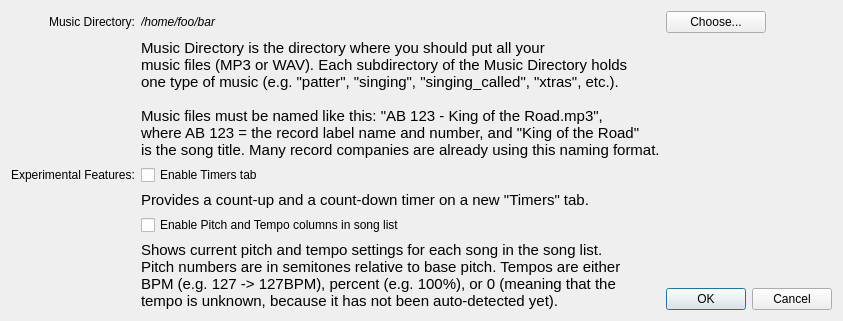
Above: SquareDesk-DEV/test123/preferencesdialog.ui from mpogue2/SquareDesk before the change. Below: the same form after it.
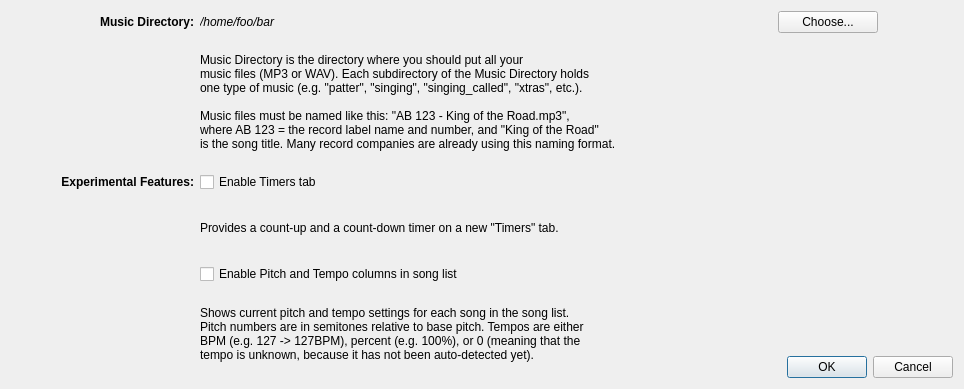
That is the form after the change.

Commit message:
Fixed bad font sizes on Windows in Prefs dialog
To fix this, they need to be set explicitly at constructor time, AND the "font-size" tags need to be removed from the HTML itself, so that the explicit calls to set font size will work.

Patch:
```diff
--- a/SquareDesk-DEV/test123/preferencesdialog.ui
+++ b/SquareDesk-DEV/test123/preferencesdialog.ui
@@ -6,8 +6,8 @@
    <rect>
     <x>0</x>
     <y>0</y>
-    <width>758</width>
-    <height>286</height>
+    <width>964</width>
+    <height>389</height>
    </rect>
   </property>
   <property name="windowTitle">
@@ -39,6 +39,12 @@
    </item>
    <item row="0" column="0">
     <widget class="QLabel" name="musicPathLabel">
+     <property name="font">
+      <font>
+       <weight>75</weight>
+       <bold>true</bold>
+      </font>
+     </property>
      <property name="text">
       <string>Music Directory:</string>
      </property>
@@ -64,7 +70,7 @@
    <item row="1" column="1" rowspan="2" colspan="2">
     <widget class="QLabel" name="label">
      <property name="text">
-      <string>&lt;html&gt;&lt;head/&gt;&lt;body&gt;&lt;p&gt;&lt;span style=&quot; font-size:11pt;&quot;&gt;Music Directory is the directory where you should put all your &lt;br/&gt;music files (MP3 or WAV). Each subdirectory of the Music Directory holds &lt;br/&gt;one type of music (e.g. &amp;quot;patter&amp;quot;, &amp;quot;singing&amp;quot;, &amp;quot;singing_called&amp;quot;, &amp;quot;xtras&amp;quot;, etc.). &lt;br/&gt;&lt;br/&gt;Music files must be named like this: &amp;quot;AB 123 - King of the Road.mp3&amp;quot;, &lt;br/&gt;where AB 123 = the record label name and number, and &amp;quot;King of the Road&amp;quot;&lt;br/&gt;is the song title. Many record companies are already using this naming format.&lt;/span&gt;&lt;/p&gt;&lt;/body&gt;&lt;/html&gt;</string>
+      <string>&lt;html&gt;&lt;head/&gt;&lt;body&gt;&lt;p&gt;&lt;span style=&quot;&quot;&gt;Music Directory is the directory where you should put all your &lt;br/&gt;music files (MP3 or WAV). Each subdirectory of the Music Directory holds &lt;br/&gt;one type of music (e.g. &amp;quot;patter&amp;quot;, &amp;quot;singing&amp;quot;, &amp;quot;singing_called&amp;quot;, &amp;quot;xtras&amp;quot;, etc.). &lt;br/&gt;&lt;br/&gt;Music files must be named like this: &amp;quot;AB 123 - King of the Road.mp3&amp;quot;, &lt;br/&gt;where AB 123 = the record label name and number, and &amp;quot;King of the Road&amp;quot;&lt;br/&gt;is the song title. Many record companies are already using this naming format.&lt;/span&gt;&lt;/p&gt;&lt;/body&gt;&lt;/html&gt;</string>
      </property>
     </widget>
    </item>
@@ -91,21 +97,30 @@
    <item row="4" column="1">
     <widget class="QLabel" name="label_2">
      <property name="text">
-      <string>&lt;html&gt;&lt;head/&gt;&lt;body&gt;&lt;p&gt;&lt;span style=&quot; font-size:11pt;&quot;&gt;Provides a count-up and a count-down timer on a new &amp;quot;Timers&amp;quot; tab.&lt;/span&gt;&lt;/p&gt;&lt;/body&gt;&lt;/html&gt;</string>
+      <string>&lt;html&gt;&lt;head/&gt;&lt;body&gt;&lt;p&gt;&lt;span style=&quot;&quot;&gt;Provides a count-up and a count-down timer on a new &amp;quot;Timers&amp;quot; tab.&lt;/span&gt;&lt;/p&gt;&lt;/body&gt;&lt;/html&gt;</string>
      </property>
     </widget>
    </item>
    <item row="3" column="0">
     <widget class="QLabel" name="ExpFeaturesLabel">
+     <property name="font">
+      <font>
+       <weight>75</weight>
+       <bold>true</bold>
+      </font>
+     </property>
      <property name="text">
       <string>Experimental Features:</string>
      </property>
+     <property name="alignment">
+      <set>Qt::AlignRight|Qt::AlignTrailing|Qt::AlignVCenter</set>
+     </property>
     </widget>
    </item>
    <item row="6" column="1" rowspan="2">
     <widget class="QLabel" name="label_3">
      <property name="text">
-      <string>&lt;html&gt;&lt;head/&gt;&lt;body&gt;&lt;p&gt;&lt;span style=&quot; font-size:11pt;&quot;&gt;Shows current pitch and tempo settings for each song in the song list.&lt;br/&gt;Pitch numbers are in semitones relative to base pitch. Tempos are either &lt;br/&gt;BPM (e.g. 127 -&amp;gt; 127BPM), percent (e.g. 100%), or 0 (meaning that the &lt;br/&gt;tempo is unknown, because it has not been auto-detected yet).&lt;/span&gt;&lt;/p&gt;&lt;/body&gt;&lt;/html&gt;</string>
+      <string>&lt;html&gt;&lt;head/&gt;&lt;body&gt;&lt;p&gt;&lt;span style=&quot;&quot;&gt;Shows current pitch and tempo settings for each song in the song list.&lt;br/&gt;Pitch numbers are in semitones relative to base pitch. Tempos are either &lt;br/&gt;BPM (e.g. 127 -&amp;gt; 127BPM), percent (e.g. 100%), or 0 (meaning that the &lt;br/&gt;tempo is unknown, because it has not been auto-detected yet).&lt;/span&gt;&lt;/p&gt;&lt;/body&gt;&lt;/html&gt;</string>
      </property>
     </widget>
    </item>
```
Left out of the diff: 6 changed lines with no effect on the pictures. The commit also changes 2 other files.
